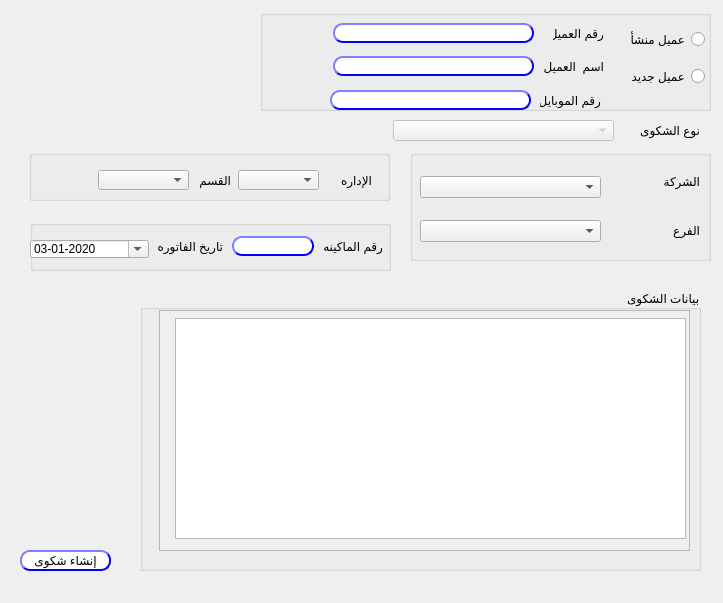
shymaa123456/HyperPOS2020, file presentation/customer_service_ui/customerService_modify.ui: the form before one commit.
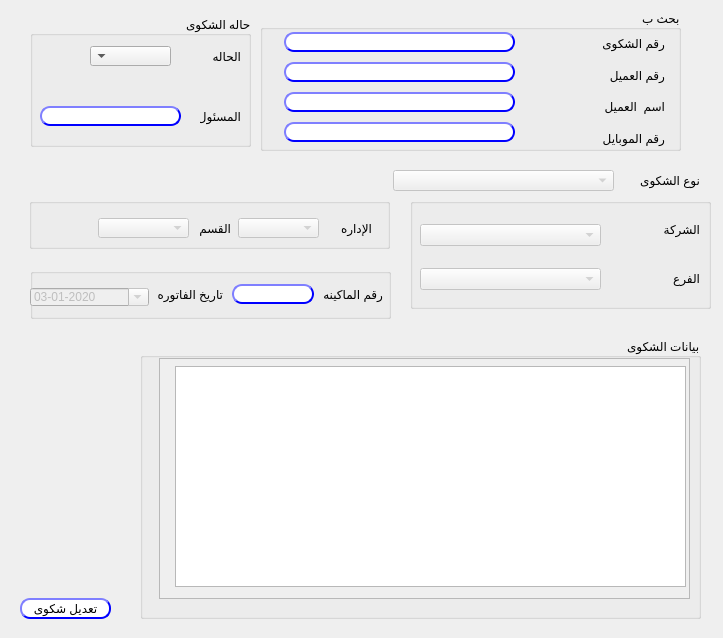
The form after the commit.

Commit message: customer service module

```diff
--- a/presentation/customer_service_ui/customerService_modify.ui
+++ b/presentation/customer_service_ui/customerService_modify.ui
@@ -7,7 +7,7 @@
     <x>0</x>
     <y>0</y>
     <width>723</width>
-    <height>603</height>
+    <height>638</height>
    </rect>
   </property>
   <property name="windowTitle">
@@ -17,7 +17,7 @@
    <property name="geometry">
     <rect>
      <x>589</x>
-     <y>120</y>
+     <y>170</y>
      <width>111</width>
      <height>20</height>
     </rect>
@@ -33,7 +33,7 @@
    <property name="geometry">
     <rect>
      <x>20</x>
-     <y>550</y>
+     <y>598</y>
      <width>91</width>
      <height>21</height>
     </rect>
@@ -64,7 +64,7 @@
                                     </string>
    </property>
    <property name="text">
-    <string>إنشاء شكوى</string>
+    <string>تعديل شكوى</string>
    </property>
   </widget>
   <widget class="QComboBox" name="CMB_loyalityType">
@@ -74,7 +74,7 @@
    <property name="geometry">
     <rect>
      <x>393</x>
-     <y>120</y>
+     <y>170</y>
      <width>221</width>
      <height>21</height>
     </rect>
@@ -102,7 +102,7 @@
    <property name="geometry">
     <rect>
      <x>410</x>
-     <y>150</y>
+     <y>198</y>
      <width>301</width>
      <height>111</height>
     </rect>
@@ -121,10 +121,18 @@
     </property>
     <layout class="QVBoxLayout" name="verticalLayout_3">
      <item>
-      <widget class="QComboBox" name="CMB_company"/>
+      <widget class="QComboBox" name="CMB_company">
+       <property name="enabled">
+        <bool>false</bool>
+       </property>
+      </widget>
      </item>
      <item>
-      <widget class="QComboBox" name="CMB_branch"/>
+      <widget class="QComboBox" name="CMB_branch">
+       <property name="enabled">
+        <bool>false</bool>
+       </property>
+      </widget>
      </item>
     </layout>
    </widget>
@@ -160,91 +168,73 @@
     <rect>
      <x>260</x>
      <y>10</y>
-     <width>451</width>
-     <height>101</height>
+     <width>421</width>
+     <height>141</height>
     </rect>
    </property>
+   <property name="layoutDirection">
+    <enum>Qt::RightToLeft</enum>
+   </property>
    <property name="title">
-    <string/>
+    <string>بحث ب </string>
    </property>
    <widget class="QWidget" name="verticalLayoutWidget">
     <property name="geometry">
      <rect>
-      <x>354</x>
-      <y>9</y>
-      <width>91</width>
-      <height>80</height>
+      <x>304</x>
+      <y>20</y>
+      <width>101</width>
+      <height>121</height>
      </rect>
     </property>
     <layout class="QVBoxLayout" name="verticalLayout">
      <item>
-      <widget class="QRadioButton" name="Rbtn_custNo">
-       <property name="enabled">
-        <bool>true</bool>
+      <widget class="QLabel" name="label_22">
+       <property name="text">
+        <string>رقم الشكوى</string>
        </property>
-       <property name="layoutDirection">
-        <enum>Qt::RightToLeft</enum>
-       </property>
+      </widget>
+     </item>
+     <item>
+      <widget class="QLabel" name="label_21">
        <property name="text">
-        <string>عميل منشأ</string>
+        <string>رقم العميل</string>
        </property>
       </widget>
      </item>
      <item>
-      <widget class="QRadioButton" name="Rbtn_custNo_2">
-       <property name="enabled">
-        <bool>true</bool>
+      <widget class="QLabel" name="label_19">
+       <property name="text">
+        <string>اسم  العميل</string>
        </property>
-       <property name="layoutDirection">
-        <enum>Qt::RightToLeft</enum>
-       </property>
+      </widget>
+     </item>
+     <item>
+      <widget class="QLabel" name="label_20">
        <property name="text">
-        <string>عميل جديد</string>
+        <string>رقم الموبايل</string>
        </property>
       </widget>
      </item>
     </layout>
    </widget>
-   <widget class="QLabel" name="label_14">
+   <widget class="QWidget" name="verticalLayoutWidget_2">
     <property name="geometry">
      <rect>
-      <x>293</x>
-      <y>13</y>
-      <width>51</width>
-      <height>20</height>
+      <x>24</x>
+      <y>18</y>
+      <width>231</width>
+      <height>121</height>
      </rect>
     </property>
-    <property name="text">
-     <string>رقم العميل</string>
-    </property>
-   </widget>
-   <widget class="QLabel" name="label_15">
-    <property name="geometry">
-     <rect>
-      <x>283</x>
-      <y>46</y>
-      <width>61</width>
-      <height>20</height>
-     </rect>
-    </property>
-    <property name="text">
-     <string>اسم  العميل</string>
-    </property>
-   </widget>
-   <widget class="QLineEdit" name="Qline_cust">
-    <property name="enabled">
-     <bool>false</bool>
-    </property>
-    <property name="geometry">
-     <rect>
-      <x>73</x>
-      <y>13</y>
-      <width>201</width>
-      <height>20</height>
-     </rect>
-    </property>
-    <property name="styleSheet">
-     <string notr="true">QLineEdit{
+    <layout class="QVBoxLayout" name="verticalLayout_4">
+     <item>
+      <widget class="QLineEdit" name="LE_complainNo">
+       <property name="enabled">
+        <bool>false</bool>
+       </property>
+       <property name="styleSheet">
+        <string notr="true">QLineEdit{
                                         background-color: white;
                                         border-style: outset;
                                         border-width: 2px;
@@ -266,22 +256,16 @@
                                         );
                                         }
                                     </string>
-    </property>
-   </widget>
-   <widget class="QLineEdit" name="Qline_name">
-    <property name="enabled">
-     <bool>false</bool>
-    </property>
-    <property name="geometry">
-     <rect>
-      <x>73</x>
-      <y>46</y>
-      <width>201</width>
-      <height>20</height>
-     </rect>
-    </property>
-    <property name="styleSheet">
-     <string notr="true">QLineEdit{
+       </property>
+      </widget>
+     </item>
+     <item>
+      <widget class="QLineEdit" name="LE_custNo">
+       <property name="enabled">
+        <bool>false</bool>
+       </property>
+       <property name="styleSheet">
+        <string notr="true">QLineEdit{
                                         background-color: white;
                                         border-style: outset;
                                         border-width: 2px;
@@ -303,35 +287,16 @@
                                         );
                                         }
                                     </string>
-    </property>
-   </widget>
-   <widget class="QLabel" name="label_19">
-    <property name="geometry">
-     <rect>
-      <x>280</x>
-      <y>80</y>
-      <width>61</width>
-      <height>20</height>
-     </rect>
-    </property>
-    <property name="text">
-     <string>رقم الموبايل</string>
-    </property>
-   </widget>
-   <widget class="QLineEdit" name="LE_custPhone">
-    <property name="enabled">
-     <bool>false</bool>
-    </property>
-    <property name="geometry">
-     <rect>
-      <x>70</x>
-      <y>80</y>
-      <width>201</width>
-      <height>20</height>
-     </rect>
-    </property>
-    <property name="styleSheet">
-     <string notr="true">QLineEdit{
+       </property>
+      </widget>
+     </item>
+     <item>
+      <widget class="QLineEdit" name="LE_custName">
+       <property name="enabled">
+        <bool>false</bool>
+       </property>
+       <property name="styleSheet">
+        <string notr="true">QLineEdit{
                                         background-color: white;
                                         border-style: outset;
                                         border-width: 2px;
@@ -353,14 +318,48 @@
                                         );
                                         }
                                     </string>
-    </property>
+       </property>
+      </widget>
+     </item>
+     <item>
+      <widget class="QLineEdit" name="LE_custPhone">
+       <property name="enabled">
+        <bool>false</bool>
+       </property>
+       <property name="styleSheet">
+        <string notr="true">QLineEdit{
+                                        background-color: white;
+                                        border-style: outset;
+                                        border-width: 2px;
+                                        border-radius: 10px;
+                                        border-color: blue;
+                                        min-width: 6em;
+                                        }
+                                        QLineEdit:hover {
+                                        background: qradialgradient(
+                                        cx: 0.3, cy: -0.4, fx: 0.3, fy: -0.4,
+                                        radius: 1.35, stop: 0 #fff, stop: 1 #bbb
+                                        );
+                                        }
+                                       QLineEdit:pressed {
+                                        border-style: inset;
+                                        background: qradialgradient(
+                                        cx: 0.4, cy: -0.1, fx: 0.4, fy: -0.1,
+                                        radius: 1.35, stop: 0 #fff, stop: 1 #ddd
+                                        );
+                                        }
+                                    </string>
+       </property>
+      </widget>
+     </item>
+    </layout>
    </widget>
   </widget>
   <widget class="QGroupBox" name="groupBox_2">
    <property name="geometry">
     <rect>
      <x>29</x>
-     <y>150</y>
+     <y>198</y>
      <width>361</width>
      <height>51</height>
     </rect>
@@ -369,6 +368,9 @@
     <string/>
    </property>
    <widget class="QComboBox" name="CMB_section">
+    <property name="enabled">
+     <bool>false</bool>
+    </property>
     <property name="geometry">
      <rect>
       <x>69</x>
@@ -405,6 +407,9 @@
     </property>
    </widget>
    <widget class="QComboBox" name="CMB_department">
+    <property name="enabled">
+     <bool>false</bool>
+    </property>
     <property name="geometry">
      <rect>
       <x>209</x>
@@ -419,7 +424,7 @@
    <property name="geometry">
     <rect>
      <x>30</x>
-     <y>220</y>
+     <y>268</y>
      <width>361</width>
      <height>51</height>
     </rect>
@@ -427,7 +432,10 @@
    <property name="title">
     <string/>
    </property>
-   <widget class="QDateEdit" name="Qdate_from">
+   <widget class="QDateEdit" name="Qdate_invoice">
+    <property name="enabled">
+     <bool>false</bool>
+    </property>
     <property name="geometry">
      <rect>
       <x>0</x>
@@ -524,7 +532,7 @@
    <property name="geometry">
     <rect>
      <x>140</x>
-     <y>290</y>
+     <y>338</y>
      <width>561</width>
      <height>281</height>
     </rect>
@@ -569,6 +577,104 @@
     </widget>
    </widget>
   </widget>
+  <widget class="QGroupBox" name="groupBox_6">
+   <property name="geometry">
+    <rect>
+     <x>30</x>
+     <y>16</y>
+     <width>221</width>
+     <height>131</height>
+    </rect>
+   </property>
+   <property name="layoutDirection">
+    <enum>Qt::RightToLeft</enum>
+   </property>
+   <property name="title">
+    <string>حاله الشكوى</string>
+   </property>
+   <widget class="QLabel" name="label_14">
+    <property name="enabled">
+     <bool>true</bool>
+    </property>
+    <property name="geometry">
+     <rect>
+      <x>170</x>
+      <y>30</y>
+      <width>41</width>
+      <height>20</height>
+     </rect>
+    </property>
+    <property name="text">
+     <string>الحاله</string>
+    </property>
+   </widget>
+   <widget class="QComboBox" name="CMB_status">
+    <property name="enabled">
+     <bool>true</bool>
+    </property>
+    <property name="geometry">
+     <rect>
+      <x>60</x>
+      <y>30</y>
+      <width>81</width>
+      <height>20</height>
+     </rect>
+    </property>
+   </widget>
+   <widget class="QLineEdit" name="LE_responsible">
+    <property name="enabled">
+     <bool>true</bool>
+    </property>
+    <property name="geometry">
+     <rect>
+      <x>10</x>
+      <y>90</y>
+      <width>141</width>
+      <height>20</height>
+     </rect>
+    </property>
+    <property name="styleSheet">
+     <string notr="true">QLineEdit{
+                                        background-color: white;
+                                        border-style: outset;
+                                        border-width: 2px;
+                                        border-radius: 10px;
+                                        border-color: blue;
+                                        min-width: 6em;
+                                        }
+                                        QLineEdit:hover {
+                                        background: qradialgradient(
+                                        cx: 0.3, cy: -0.4, fx: 0.3, fy: -0.4,
+                                        radius: 1.35, stop: 0 #fff, stop: 1 #bbb
+                                        );
+                                        }
+                                       QLineEdit:pressed {
+                                        border-style: inset;
+                                        background: qradialgradient(
+                                        cx: 0.4, cy: -0.1, fx: 0.4, fy: -0.1,
+                                        radius: 1.35, stop: 0 #fff, stop: 1 #ddd
+                                        );
+                                        }
+                                    </string>
+    </property>
+   </widget>
+   <widget class="QLabel" name="label_15">
+    <property name="enabled">
+     <bool>true</bool>
+    </property>
+    <property name="geometry">
+     <rect>
+      <x>170</x>
+      <y>90</y>
+      <width>41</width>
+      <height>20</height>
+     </rect>
+    </property>
+    <property name="text">
+     <string>المسئول</string>
+    </property>
+   </widget>
+  </widget>
  </widget>
  <resources/>
  <connections/>
```
Left out of the diff: 10 changed lines with no effect on the pictures. The commit also changes 5 other files.
